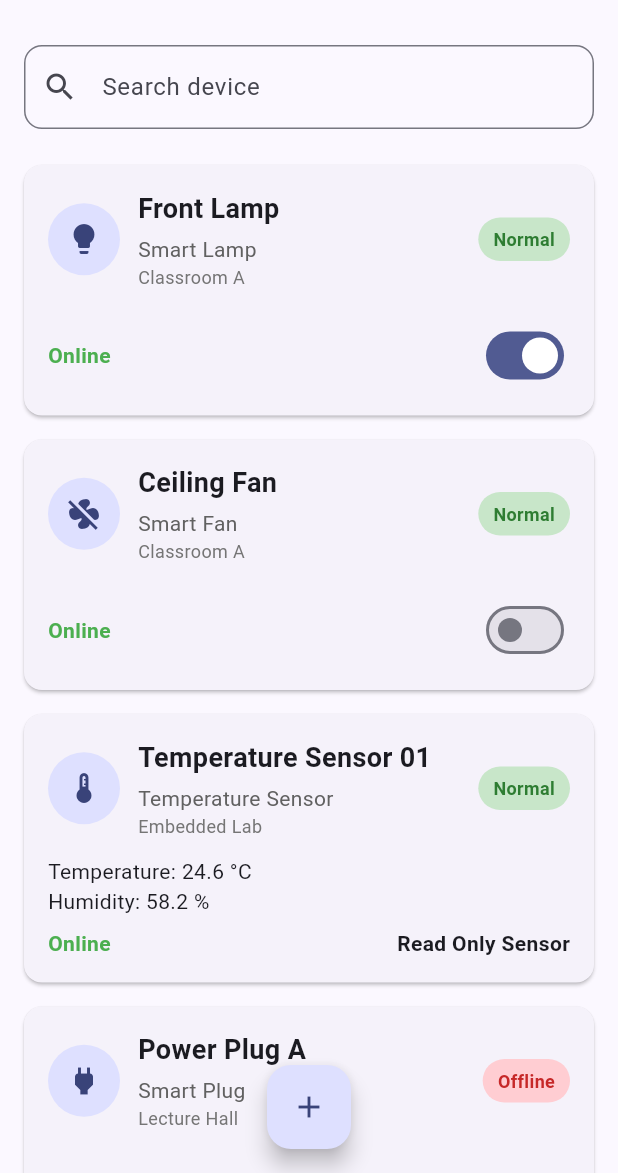
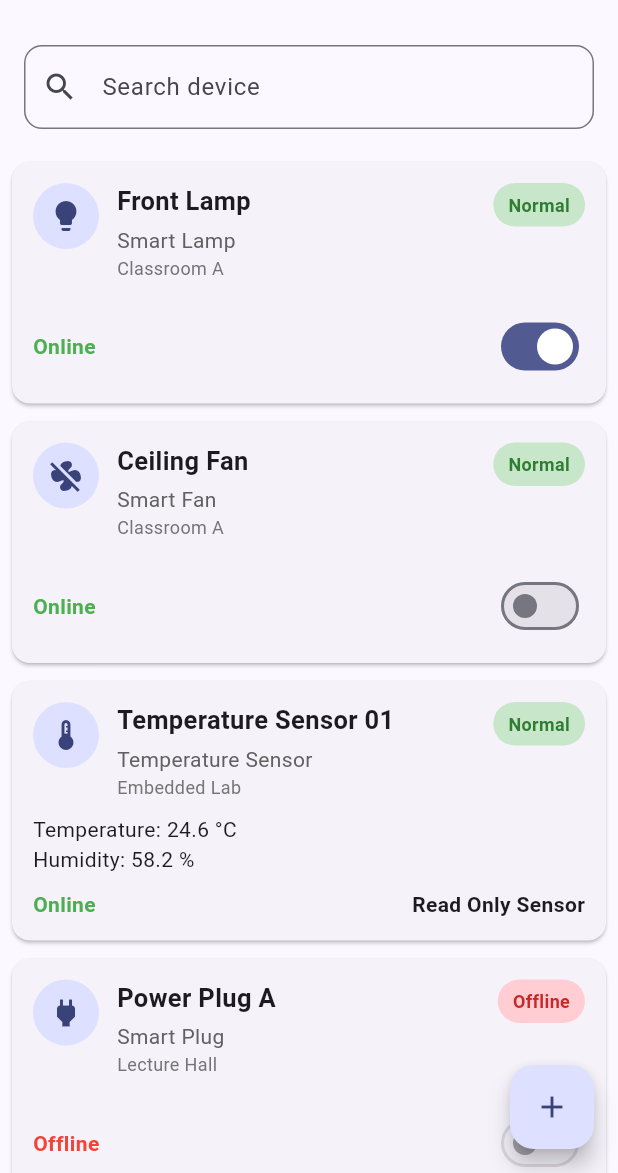
Before and after one commit to happyhour112/SmartSpaceApp, a Flutter app: the screen it shows after launch, after a tap on "Go to Device List", on a phone screen of 412 x 824 dp, the part 63-1236 px from its top. Run offline on Flutter 3.47's test engine with Material 3 defaults, Android fonts, the phone set to English and light mode, and no system bars.

Commit message:
Added Responsive Layout

```diff
--- a/lib/screens/dashboard_screen.dart
+++ b/lib/screens/dashboard_screen.dart
@@ -23,36 +23,7 @@ class DashboardScreen extends StatelessWidget {
     final int activeDevices = devices.where((device) => device.isOn).length;
     final int totalRooms = dummyRooms.length;
 
-    return Scaffold(
-      appBar: AppBar(
-        title: const Text('SmartSpace IoT Dashboard'),
-      ),
-      drawer: AppDrawer(
-        devices: devices,
-        onAddDevice: onAddDevice,
-      ),
-      body: SingleChildScrollView(
-        child: Padding(
-          padding: const EdgeInsets.all(16.0),
-          child: Column(
-            crossAxisAlignment: CrossAxisAlignment.start,
-            children: [
-              const Text(
-                'Welcome to SmartSpace IoT',
-                style: TextStyle(
-                  fontSize: 24,
-                  fontWeight: FontWeight.bold,
-                ),
-              ),
-              const SizedBox(height: 8),
-              const Text(
-                'Monitor and manage smart devices in one place.',
-                style: TextStyle(
-                  fontSize: 16,
-                  color: Colors.grey,
-                ),
-              ),
-              const SizedBox(height: 20),
+    final summaryCards = [
       DashboardSummaryCard(
         title: 'Total Devices',
         value: totalDevices.toString(),
@@ -72,6 +43,58 @@ class DashboardScreen extends StatelessWidget {
         title: 'Registered Rooms',
         value: totalRooms.toString(),
         icon: Icons.meeting_room,
+      ),
+    ];
+
+    return Scaffold(
+      appBar: AppBar(
+        title: const Text('SmartSpace IoT Dashboard'),
+      ),
+      drawer: AppDrawer(
+        devices: devices,
+        onAddDevice: onAddDevice,
+      ),
+      body: LayoutBuilder(
+        builder: (context, constraints) {
+          final bool isWide = constraints.maxWidth >= 700;
+
+          return SingleChildScrollView(
+            child: Center(
+              child: ConstrainedBox(
+                constraints: const BoxConstraints(maxWidth: 1100),
+                child: Padding(
+                  padding: const EdgeInsets.all(16.0),
+                  child: Column(
+                    crossAxisAlignment: CrossAxisAlignment.start,
+                    children: [
+                      const Text(
+                        'Welcome to SmartSpace IoT',
+                        style: TextStyle(
+                          fontSize: 24,
+                          fontWeight: FontWeight.bold,
+                        ),
+                      ),
+                      const SizedBox(height: 8),
+                      const Text(
+                        'Monitor and manage classroom devices in one place.',
+                        style: TextStyle(
+                          fontSize: 16,
+                          color: Colors.grey,
+                        ),
+                      ),
+                      const SizedBox(height: 20),
+                      if (!isWide)
+                        ...summaryCards
+                      else
+                        Wrap(
+                          spacing: 16,
+                          runSpacing: 16,
+                          children: summaryCards.map((card) {
+                            return SizedBox(
+                              width: (constraints.maxWidth - 48) / 2,
+                              child: card,
+                            );
+                          }).toList(),
                         ),
                       const SizedBox(height: 20),
                       SizedBox(
@@ -96,6 +119,10 @@ class DashboardScreen extends StatelessWidget {
                   ),
                 ),
               ),
+            ),
+          );
+        },
+      ),
     );
   }
 }
--- a/lib/screens/device_list_screen.dart
+++ b/lib/screens/device_list_screen.dart
@@ -67,7 +67,14 @@ class _DeviceListScreenState extends State<DeviceListScreen> {
         devices: widget.devices,
         onAddDevice: widget.onAddDevice,
       ),
-      body: Column(
+      body: LayoutBuilder(
+        builder: (context, constraints) {
+          final bool isWide = constraints.maxWidth >= 800;
+
+          return Center(
+            child: ConstrainedBox(
+              constraints: const BoxConstraints(maxWidth: 1200),
+              child: Column(
                 children: [
                   Padding(
                     padding: const EdgeInsets.all(16.0),
@@ -96,6 +103,38 @@ class _DeviceListScreenState extends State<DeviceListScreen> {
                               style: TextStyle(fontSize: 16),
                             ),
                           )
+                        : isWide
+                            ? GridView.builder(
+                                padding:
+                                    const EdgeInsets.symmetric(horizontal: 8),
+                                gridDelegate:
+                                    const SliverGridDelegateWithFixedCrossAxisCount(
+                                  crossAxisCount: 2,
+                                  crossAxisSpacing: 8,
+                                  mainAxisSpacing: 8,
+                                  childAspectRatio: 2.0,
+                                ),
+                                itemCount: filteredDevices.length,
+                                itemBuilder: (context, index) {
+                                  final device = filteredDevices[index];
+                                  return DeviceCard(
+                                    device: device,
+                                    roomName: _getRoomName(device.roomId),
+                                    onTap: () async {
+                                      await Navigator.push(
+                                        context,
+                                        MaterialPageRoute(
+                                          builder: (_) => DeviceDetailScreen(
+                                              device: device),
+                                        ),
+                                      );
+                                      setState(() {});
+                                    },
+                                    onToggle: (value) =>
+                                        _toggleDevice(device, value),
+                                  );
+                                },
+                              )
                             : ListView.builder(
                                 itemCount: filteredDevices.length,
                                 itemBuilder: (context, index) {
@@ -107,18 +146,23 @@ class _DeviceListScreenState extends State<DeviceListScreen> {
                                       await Navigator.push(
                                         context,
                                         MaterialPageRoute(
-                              builder: (_) =>
-                                  DeviceDetailScreen(device: device),
+                                          builder: (_) => DeviceDetailScreen(
+                                              device: device),
                                         ),
                                       );
                                       setState(() {});
                                     },
-                        onToggle: (value) => _toggleDevice(device, value),
+                                    onToggle: (value) =>
+                                        _toggleDevice(device, value),
                                   );
                                 },
                               ),
                   ),
                 ],
+              ),
+            ),
+          );
+        },
       ),
       floatingActionButton: FloatingActionButton(
         onPressed: () async {
@@ -137,7 +181,6 @@ class _DeviceListScreenState extends State<DeviceListScreen> {
         },
         child: const Icon(Icons.add),
       ),
-      floatingActionButtonLocation: FloatingActionButtonLocation.centerFloat,
     );
   }
 }
--- a/lib/widgets/device_card.dart
+++ b/lib/widgets/device_card.dart
@@ -57,19 +57,21 @@ class DeviceCard extends StatelessWidget {
   @override
   Widget build(BuildContext context) {
     return Card(
-      margin: const EdgeInsets.symmetric(horizontal: 16, vertical: 8),
+      margin: const EdgeInsets.symmetric(horizontal: 8, vertical: 6),
       child: InkWell(
         borderRadius: BorderRadius.circular(12),
         onTap: onTap,
         child: Padding(
-          padding: const EdgeInsets.all(16.0),
+          padding: const EdgeInsets.all(14.0),
           child: Column(
             crossAxisAlignment: CrossAxisAlignment.start,
+            mainAxisSize: MainAxisSize.min,
             children: [
               Row(
+                crossAxisAlignment: CrossAxisAlignment.start,
                 children: [
                   CircleAvatar(
-                    radius: 24,
+                    radius: 22,
                     child: Icon(_getDeviceIcon(device.type)),
                   ),
                   const SizedBox(width: 12),
@@ -79,8 +81,10 @@ class DeviceCard extends StatelessWidget {
                       children: [
                         Text(
                           device.name,
+                          maxLines: 1,
+                          overflow: TextOverflow.ellipsis,
                           style: const TextStyle(
-                            fontSize: 18,
+                            fontSize: 17,
                             fontWeight: FontWeight.bold,
                           ),
                         ),
@@ -101,16 +105,17 @@ class DeviceCard extends StatelessWidget {
                       ],
                     ),
                   ),
+                  const SizedBox(width: 8),
                   DeviceStatusBadge(status: device.status),
                 ],
               ),
-              const SizedBox(height: 12),
+              const SizedBox(height: 10),
               if (device.temperature != null)
                 Text(
                     'Temperature: ${device.temperature!.toStringAsFixed(1)} °C'),
               if (device.humidity != null)
                 Text('Humidity: ${device.humidity!.toStringAsFixed(1)} %'),
-              const SizedBox(height: 8),
+              const SizedBox(height: 10),
               Row(
                 mainAxisAlignment: MainAxisAlignment.spaceBetween,
                 children: [
```
Also changed, not shown: lib/screens/device_detail_screen.dart (+76 -36 lines). Lines whose indentation alone changed are shown as unchanged.
